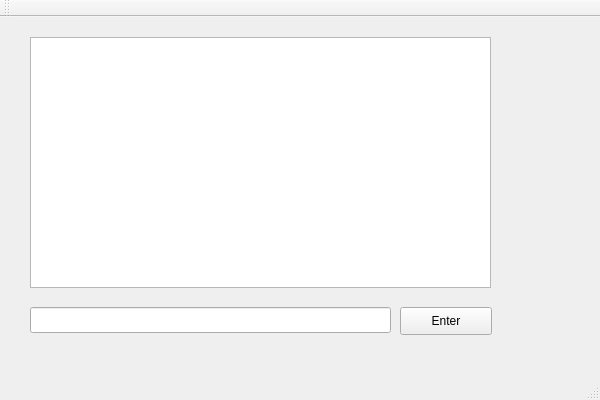
Above: tao1/pycoming/net/mydialog/mydialog.ui from zoommm/long before the change. Below: the same form after it.
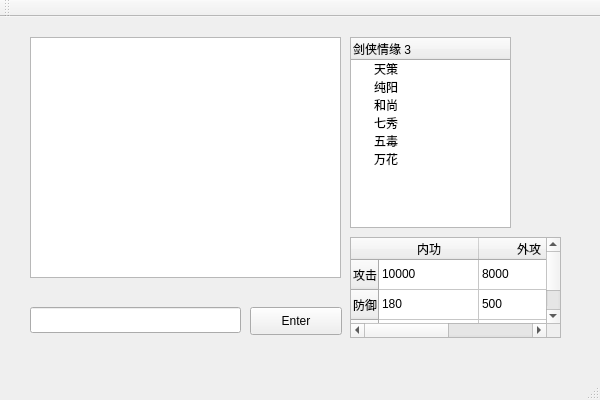
That is the form after the change.

```diff
--- a/tao1/pycoming/net/mydialog/mydialog.ui
+++ b/tao1/pycoming/net/mydialog/mydialog.ui
@@ -17,7 +17,7 @@
    <widget class="QPushButton" name="pushButton">
     <property name="geometry">
      <rect>
-      <x>400</x>
+      <x>250</x>
       <y>290</y>
       <width>92</width>
       <height>28</height>
@@ -32,7 +32,7 @@
      <rect>
       <x>30</x>
       <y>290</y>
-      <width>361</width>
+      <width>211</width>
       <height>26</height>
      </rect>
     </property>
@@ -42,11 +42,121 @@
      <rect>
       <x>30</x>
       <y>20</y>
-      <width>461</width>
-      <height>251</height>
+      <width>311</width>
+      <height>241</height>
      </rect>
     </property>
    </widget>
+   <widget class="QTreeWidget" name="treeWidget">
+    <property name="geometry">
+     <rect>
+      <x>350</x>
+      <y>20</y>
+      <width>161</width>
+      <height>191</height>
+     </rect>
+    </property>
+    <column>
+     <property name="text">
+      <string>剑侠情缘 3</string>
+     </property>
+    </column>
+    <item>
+     <property name="text">
+      <string>天策</string>
+     </property>
+    </item>
+    <item>
+     <property name="text">
+      <string>纯阳</string>
+     </property>
+    </item>
+    <item>
+     <property name="text">
+      <string>和尚</string>
+     </property>
+    </item>
+    <item>
+     <property name="text">
+      <string>七秀</string>
+     </property>
+    </item>
+    <item>
+     <property name="text">
+      <string>五毒</string>
+     </property>
+    </item>
+    <item>
+     <property name="text">
+      <string>万花</string>
+     </property>
+    </item>
+   </widget>
+   <widget class="QTableWidget" name="tableWidget">
+    <property name="geometry">
+     <rect>
+      <x>350</x>
+      <y>220</y>
+      <width>211</width>
+      <height>101</height>
+     </rect>
+    </property>
+    <row>
+     <property name="text">
+      <string>攻击</string>
+     </property>
+    </row>
+    <row>
+     <property name="text">
+      <string>防御</string>
+     </property>
+    </row>
+    <row>
+     <property name="text">
+      <string>气血</string>
+     </property>
+    </row>
+    <column>
+     <property name="text">
+      <string>内功</string>
+     </property>
+    </column>
+    <column>
+     <property name="text">
+      <string>外攻</string>
+     </property>
+    </column>
+    <item row="0" column="0">
+     <property name="text">
+      <string>10000 </string>
+     </property>
+    </item>
+    <item row="0" column="1">
+     <property name="text">
+      <string>8000</string>
+     </property>
+    </item>
+    <item row="1" column="0">
+     <property name="text">
+      <string>180</string>
+     </property>
+    </item>
+    <item row="1" column="1">
+     <property name="text">
+      <string>500</string>
+     </property>
+    </item>
+    <item row="2" column="0">
+     <property name="text">
+      <string>35000</string>
+     </property>
+    </item>
+    <item row="2" column="1">
+     <property name="text">
+      <string>40000</string>
+     </property>
+    </item>
+   </widget>
   </widget>
   <widget class="QMenuBar" name="menuBar">
    <property name="geometry">
```
